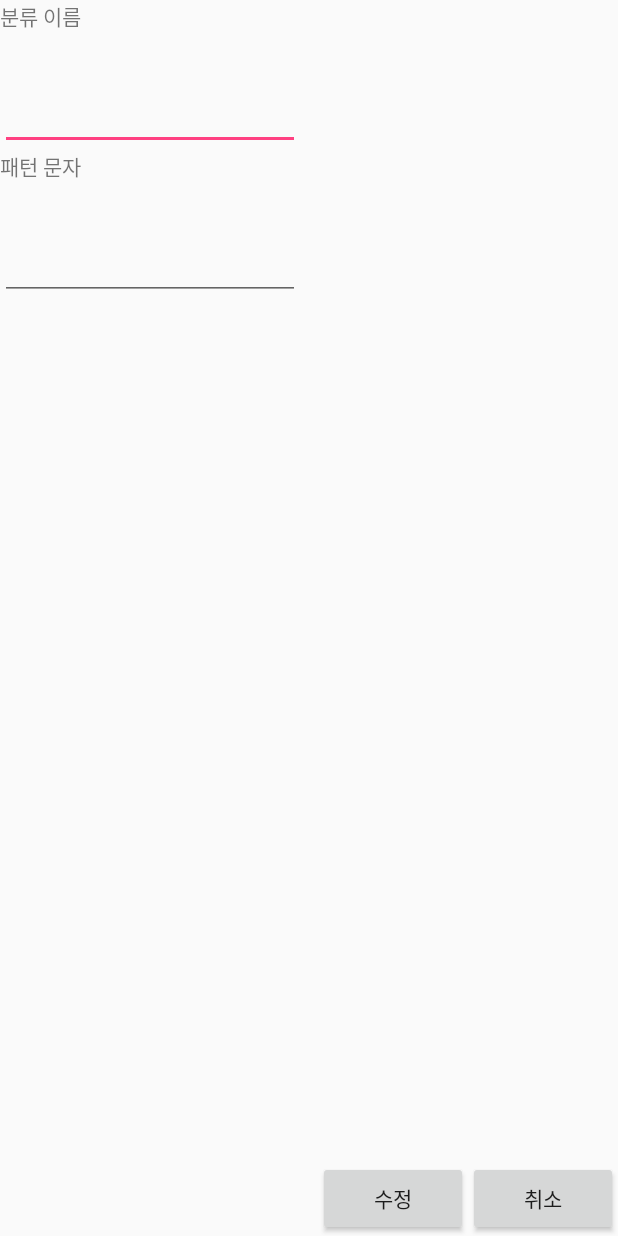
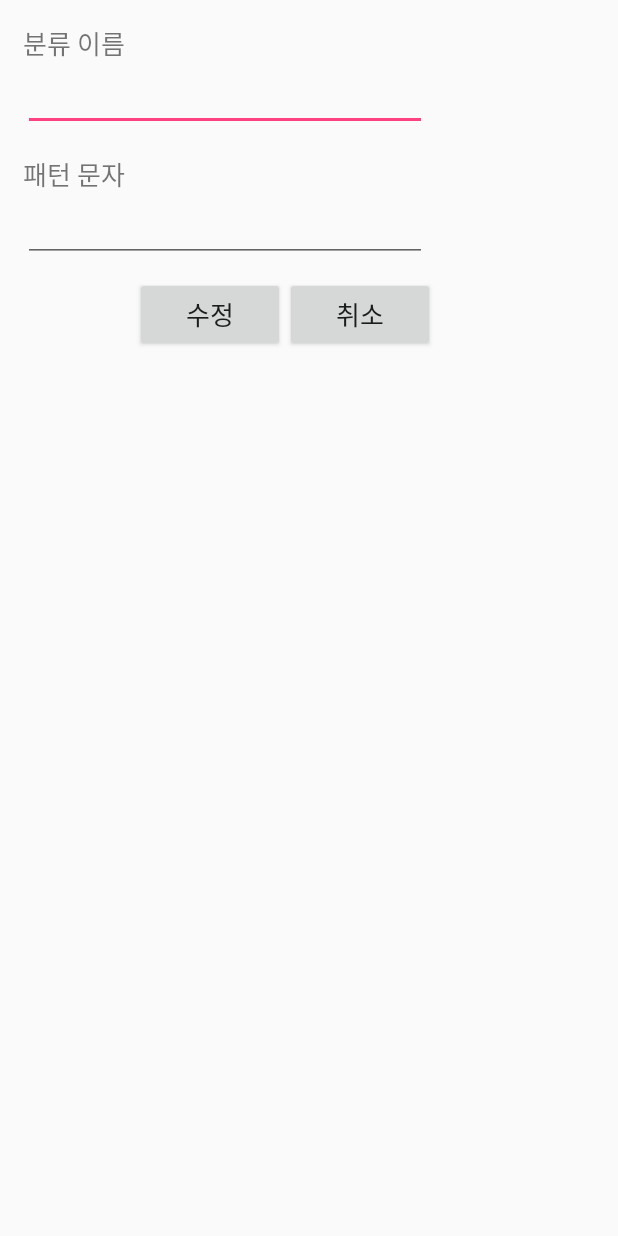
Before and after one commit to bebeside77/SmsFinder, an Android app: the layout content_section_modify.xml on its own in the app's theme, with its tools: preview values and no code run, on a phone screen of 412 x 824 dp. Run offline under Robolectric (Android 15) with nearby library versions, the phone set to English and light mode, and no system bars.

Commit message:
Modify UI.

```diff
--- a/src/main/java/com/may/smsfinder/SectionActivity.java
+++ b/src/main/java/com/may/smsfinder/SectionActivity.java
@@ -7,6 +7,8 @@ import android.support.annotation.NonNull;
 import android.support.v7.app.AppCompatActivity;
 import android.support.v7.widget.Toolbar;
 import android.util.Log;
+import android.view.ContextMenu;
+import android.view.View;
 import android.widget.AbsListView;
 import android.widget.ArrayAdapter;
 import android.widget.ListAdapter;
--- a/src/main/java/com/may/smsfinder/SmsLoader.java
+++ b/src/main/java/com/may/smsfinder/SmsLoader.java
@@ -31,15 +31,12 @@ public class SmsLoader {
 
 		List<Sms> smsList = loadSmsList();
 
-//		List<Sms> mmsList = loadMmsList();
-//		smsList.addAll(mmsList);
-
 		dataHelper.deleteAllSms();
 		List<Section> sectionList = dataHelper.selectSections();
 
 		for (Section section : sectionList) {
 			for (Sms sms : smsList) {
-				if (sms.getBody().contains(section.getPattern())) {
+				if (sms.getBody().toLowerCase().contains(section.getPattern().toLowerCase())) {
 					sms.setSectionName(section.getName());
 
 					dataHelper.insertSms(sms);
--- a/src/main/res/layout/activity_insert_section.xml
+++ b/src/main/res/layout/activity_insert_section.xml
@@ -4,36 +4,32 @@
     android:layout_width="300dp"
     android:layout_height="wrap_content"
     android:orientation="vertical"
-    tools:context="com.may.smsfinder.InsertSectionActivity">
+    tools:context="com.may.smsfinder.InsertSectionActivity"
+    android:paddingLeft="15dp">
 
     <TextView
         android:layout_width="wrap_content"
         android:layout_height="wrap_content"
         android:text="분류 이름"
         android:textSize="17sp"
-        android:layout_marginTop="15dp"
-        android:layout_marginStart="15dp"/>
+        android:layout_marginTop="15dp"/>
 
     <EditText
         android:id="@+id/sectionName"
         android:layout_width="match_parent"
-        android:layout_height="wrap_content"
-        android:layout_marginStart="15dp"
-        android:layout_marginEnd="15dp"/>
+        android:layout_height="wrap_content"/>
 
     <TextView
         android:layout_width="wrap_content"
         android:layout_height="wrap_content"
         android:text="패턴 문자"
         android:textSize="17sp"
-        android:layout_marginStart="15dp"
         android:layout_marginTop="15dp"/>
 
     <EditText
         android:id="@+id/sectionPattern"
         android:layout_width="match_parent"
         android:layout_height="wrap_content"
-        android:layout_marginStart="15dp"
         android:layout_marginEnd="15dp"/>
 
     <RelativeLayout
--- a/src/main/res/layout/content_section_modify.xml
+++ b/src/main/res/layout/content_section_modify.xml
@@ -1,48 +1,63 @@
 <?xml version="1.0" encoding="utf-8"?>
 <LinearLayout xmlns:android="http://schemas.android.com/apk/res/android"
     android:orientation="vertical"
-    android:layout_width="match_parent"
+    android:layout_width="300dp"
     android:layout_height="match_parent">
 
     <TextView
-        android:layout_width="100dp"
-        android:layout_height="50dp"
-        android:text="분류 이름"/>
+        android:layout_width="wrap_content"
+        android:layout_height="wrap_content"
+        android:text="분류 이름"
+        android:textSize="17sp"
+        android:layout_marginTop="15dp"
+        android:layout_marginStart="15dp"/>
 
     <EditText
         android:id="@+id/sectionName"
-        android:layout_width="200dp"
-        android:layout_height="50dp" />
+        android:layout_width="match_parent"
+        android:layout_height="wrap_content"
+        android:layout_marginStart="15dp"
+        android:layout_marginEnd="15dp"/>
 
     <TextView
-        android:layout_width="100dp"
-        android:layout_height="50dp"
-        android:text="패턴 문자"/>
+        android:layout_width="wrap_content"
+        android:layout_height="wrap_content"
+        android:text="패턴 문자"
+        android:textSize="17sp"
+        android:layout_marginStart="15dp"
+        android:layout_marginTop="15dp"/>
 
     <EditText
         android:id="@+id/sectionPattern"
-        android:layout_width="200dp"
-        android:layout_height="50dp" />
+        android:layout_width="match_parent"
+        android:layout_height="wrap_content"
+        android:layout_marginStart="15dp"
+        android:layout_marginEnd="15dp"/>
 
-    <LinearLayout
+    <RelativeLayout
         android:layout_width="match_parent"
-        android:layout_height="match_parent"
+        android:layout_height="77dp"
         android:orientation="horizontal"
-        android:gravity="bottom|right">
+        android:layout_marginTop="10dp"
+        android:paddingRight="10dp">
 
         <Button
             android:id="@+id/modifyBtn"
+            android:layout_width="100dp"
+            android:layout_height="50dp"
             android:text="수정"
-            android:layout_width="100dp"
-            android:layout_height="50dp" />
+            android:textSize="17sp"
+            android:layout_toLeftOf="@id/cancelBtn"/>
 
         <Button
             android:id="@+id/cancelBtn"
+            android:layout_width="100dp"
+            android:layout_height="50dp"
             android:text="취소"
-            android:layout_width="100dp"
-            android:layout_height="50dp" />
+            android:textSize="17sp"
+            android:layout_alignParentRight="true"/>
 
-    </LinearLayout>
+    </RelativeLayout>
 
 
 </LinearLayout>
```
Also changed, not shown: 1 other file.
